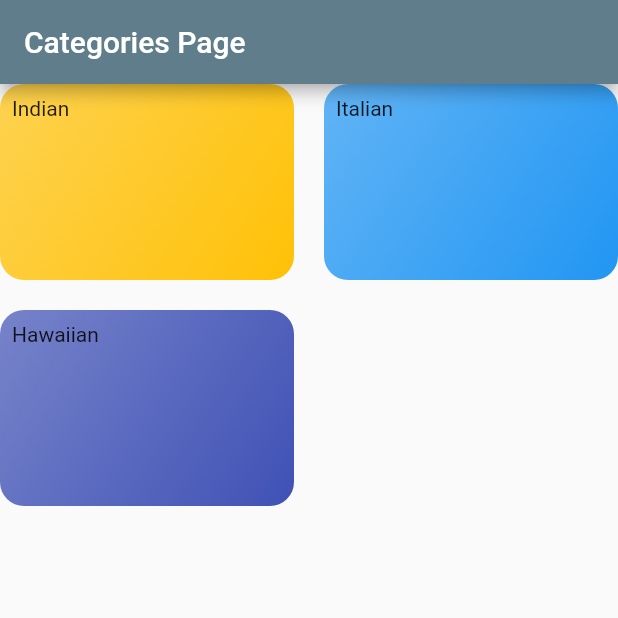
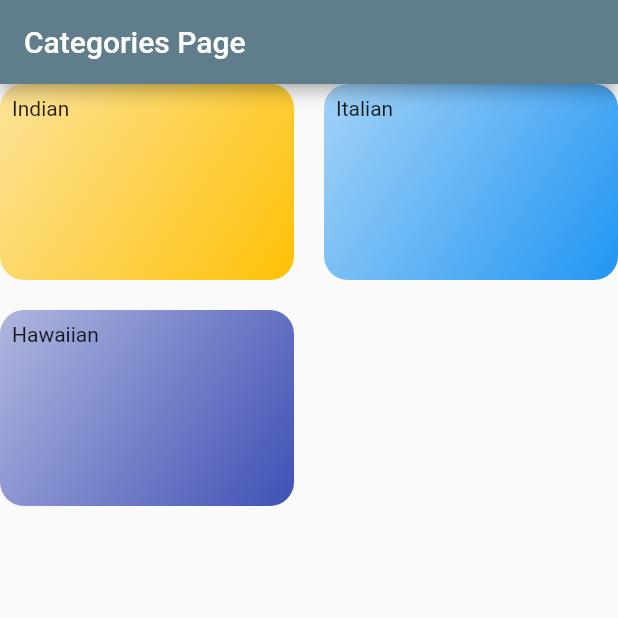
Before and after one commit to sid-Dbot/Foods, a Flutter app: the screen it shows after launch, on a phone screen of 412 x 824 dp, the top half of it. Run offline on Flutter 3.47's test engine with Material 2 defaults, Android fonts, the phone set to English and light mode, and no system bars.

Commit message:
minor changes

```diff
--- a/lib/category_item.dart
+++ b/lib/category_item.dart
@@ -14,7 +14,7 @@ class CategortItem extends StatelessWidget {
       decoration: BoxDecoration(
         gradient: LinearGradient(
           colors: [
-            colors.withOpacity(0.7),
+            colors.withOpacity(0.4),
             colors,
           ],
           begin: Alignment.topLeft,
```
